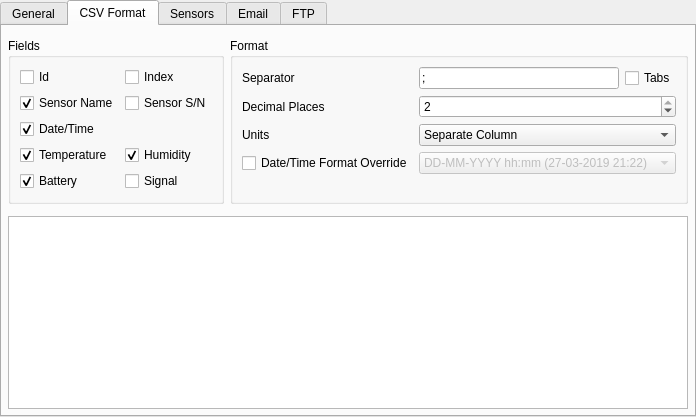
The window that manager/src/SettingsWidget.ui (porkmarks/sense) describes before a commit, drawn with Qt 5.
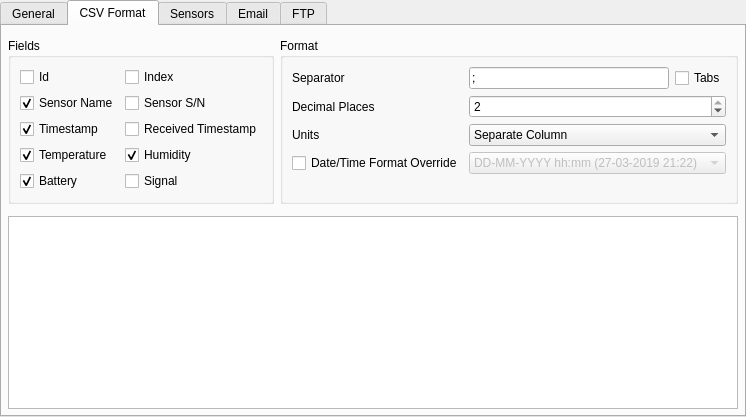
The same window after the commit. The open tabs and pages were chosen to show the change. Icons and pictures are not drawn.

Commit message: Better battery and signal precision (require sensor update) Added battery and signal in plot (admin only) Fixed email alert units Finished CSV settings page (not used yet)

Patch:
```diff
--- a/manager/src/SettingsWidget.ui
+++ b/manager/src/SettingsWidget.ui
@@ -241,20 +241,6 @@
                </property>
               </widget>
              </item>
-             <item row="2" column="0" colspan="2">
-              <widget class="QCheckBox" name="csvExportTimePoint_2">
-               <property name="text">
-                <string>Date/Time</string>
-               </property>
-               <property name="icon">
-                <iconset resource="../res/res.qrc">
-                 <normaloff>:/icons/ui/today.png</normaloff>:/icons/ui/today.png</iconset>
-               </property>
-               <property name="checked">
-                <bool>true</bool>
-               </property>
-              </widget>
-             </item>
              <item row="5" column="0" colspan="2">
               <spacer name="verticalSpacer_7">
                <property name="orientation">
@@ -268,6 +254,31 @@
                </property>
               </spacer>
              </item>
+             <item row="2" column="0">
+              <widget class="QCheckBox" name="csvExportTimePoint">
+               <property name="text">
+                <string>Timestamp</string>
+               </property>
+               <property name="icon">
+                <iconset resource="../res/res.qrc">
+                 <normaloff>:/icons/ui/today.png</normaloff>:/icons/ui/today.png</iconset>
+               </property>
+               <property name="checked">
+                <bool>true</bool>
+               </property>
+              </widget>
+             </item>
+             <item row="2" column="1">
+              <widget class="QCheckBox" name="csvExportReceivedTimePoint">
+               <property name="text">
+                <string>Received Timestamp</string>
+               </property>
+               <property name="icon">
+                <iconset resource="../res/res.qrc">
+                 <normaloff>:/icons/ui/today.png</normaloff>:/icons/ui/today.png</iconset>
+               </property>
+              </widget>
+             </item>
             </layout>
            </widget>
           </item>
```
Left out of the diff: 130 changed lines with no effect on the pictures. The commit also changes 27 other files.
